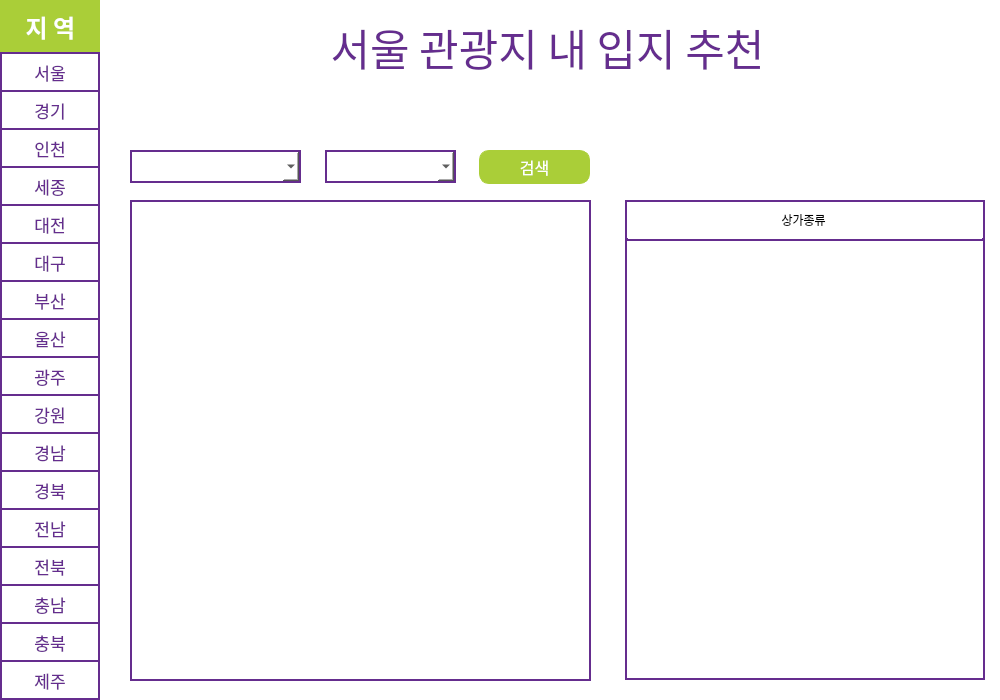
HYEHEY/commercial_area_analysis, file ui/ui_file/CU_main.ui: the form before one commit.
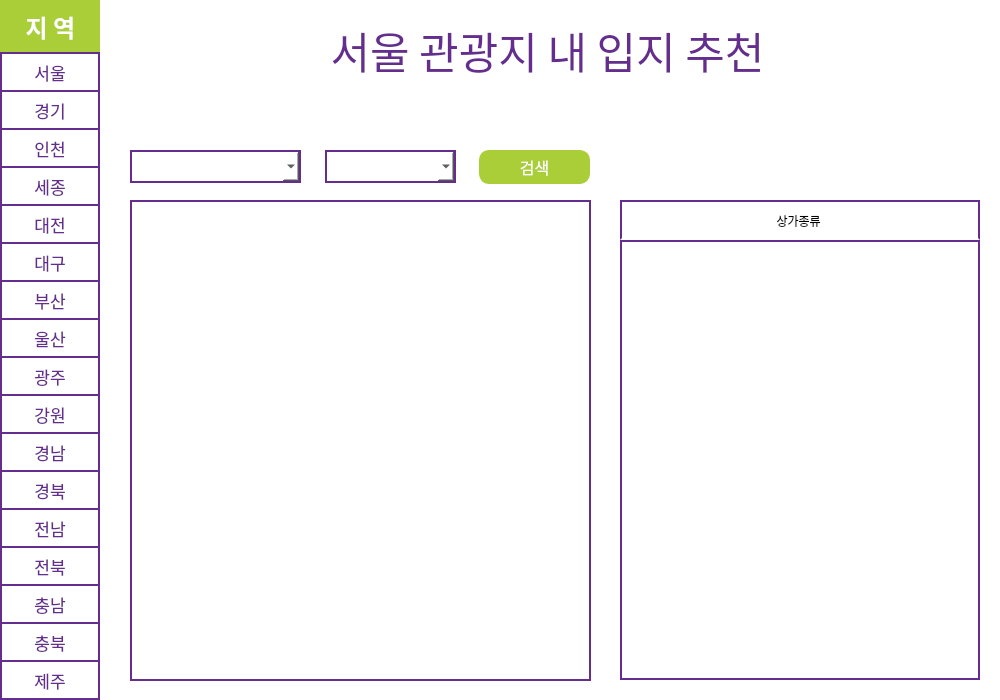
The form after the commit.

Commit message: ui 추가

What changed in the file:
```diff
--- a/ui/ui_file/CU_main.ui
+++ b/ui/ui_file/CU_main.ui
@@ -575,7 +575,7 @@
     <property name="geometry">
      <rect>
       <x>277</x>
-      <y>12</y>
+      <y>15</y>
       <width>541</width>
       <height>71</height>
      </rect>
@@ -615,22 +615,22 @@
    <widget class="QScrollArea" name="scrollArea">
     <property name="geometry">
      <rect>
-      <x>625</x>
-      <y>200</y>
+      <x>620</x>
+      <y>240</y>
       <width>360</width>
-      <height>480</height>
+      <height>440</height>
      </rect>
     </property>
     <property name="minimumSize">
      <size>
       <width>360</width>
-      <height>480</height>
+      <height>440</height>
      </size>
     </property>
     <property name="maximumSize">
      <size>
       <width>360</width>
-      <height>480</height>
+      <height>440</height>
      </size>
     </property>
     <property name="styleSheet">
@@ -647,7 +647,7 @@
        <x>0</x>
        <y>0</y>
        <width>358</width>
-       <height>478</height>
+       <height>438</height>
       </rect>
      </property>
      <layout class="QVBoxLayout" name="verticalLayout">
@@ -666,50 +666,6 @@
       <property name="bottomMargin">
        <number>0</number>
       </property>
-      <item>
-       <widget class="QWidget" name="widget_4" native="true">
-        <property name="minimumSize">
-         <size>
-          <width>0</width>
-          <height>40</height>
-         </size>
-        </property>
-        <property name="styleSheet">
-         <string notr="true">border-bottom-color: rgb(101, 45, 142);
-border-style:solid;
-border-width:2px;
-
-</string>
-        </property>
-        <widget class="QLabel" name="label_2">
-         <property name="geometry">
-          <rect>
-           <x>1</x>
-           <y>1</y>
-           <width>356</width>
-           <height>36</height>
-          </rect>
-         </property>
-         <property name="font">
-          <font>
-           <family>G마켓 산스 TTF Medium</family>
-          </font>
-         </property>
-         <property name="styleSheet">
-          <string notr="true">border-color: rgb(255, 255, 255);
-border-width: 1px;
-border-style: solid;
-</string>
-         </property>
-         <property name="text">
-          <string>상가종류 </string>
-         </property>
-         <property name="alignment">
-          <set>Qt::AlignCenter</set>
-         </property>
-        </widget>
-       </widget>
-      </item>
       <item>
        <spacer name="verticalSpacer">
         <property name="orientation">
@@ -792,6 +748,54 @@
      <string>검색</string>
     </property>
    </widget>
+   <widget class="QWidget" name="widget_4" native="true">
+    <property name="geometry">
+     <rect>
+      <x>620</x>
+      <y>200</y>
+      <width>360</width>
+      <height>40</height>
+     </rect>
+    </property>
+    <property name="minimumSize">
+     <size>
+      <width>0</width>
+      <height>40</height>
+     </size>
+    </property>
+    <property name="styleSheet">
+     <string notr="true">border-width: 2px;
+border-style: solid;
+border-color: rgb(101, 45, 142);
+border-bottom-color: rgb(255, 255, 255);
+</string>
+    </property>
+    <widget class="QLabel" name="label_2">
+     <property name="geometry">
+      <rect>
+       <x>2</x>
+       <y>2</y>
+       <width>356</width>
+       <height>38</height>
+      </rect>
+     </property>
+     <property name="font">
+      <font>
+       <family>G마켓 산스 TTF Medium</family>
+      </font>
+     </property>
+     <property name="styleSheet">
+      <string notr="true">
+border-color: rgb(255, 255, 255);</string>
+     </property>
+     <property name="text">
+      <string>상가종류 </string>
+     </property>
+     <property name="alignment">
+      <set>Qt::AlignCenter</set>
+     </property>
+    </widget>
+   </widget>
   </widget>
  </widget>
  <resources/>
```
